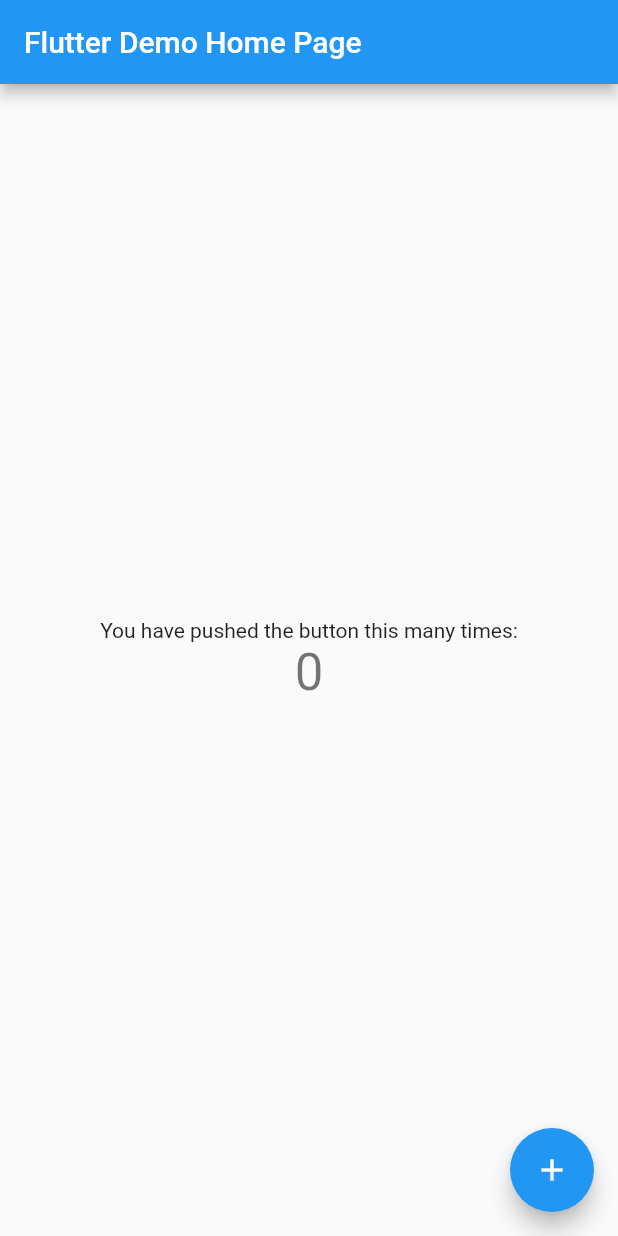
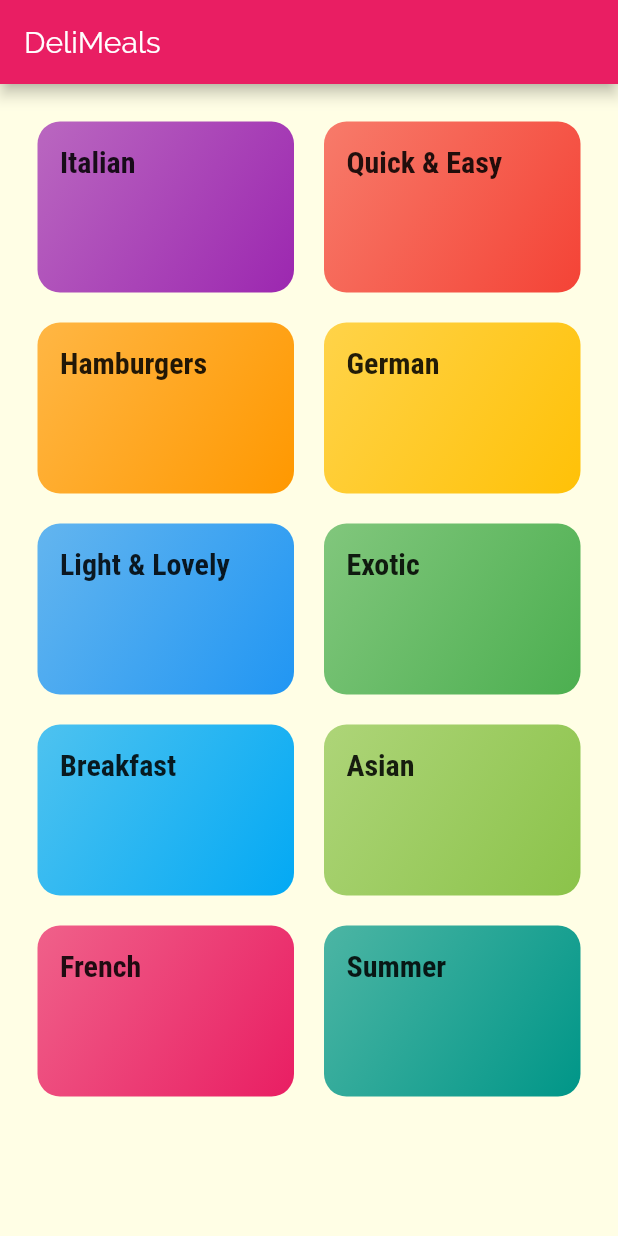
Before and after one commit to py415/deli_meals_flutter, a Flutter app: the screen it shows after launch, on a phone screen of 412 x 824 dp. Run offline on Flutter 3.47's test engine with Material 2 defaults, Android fonts, the phone set to English and light mode, and no system bars.

Commit message:
Add general layout for categories tab

```diff
--- /dev/null
+++ b/lib/categories_screen.dart
@@ -0,0 +1,27 @@
+import 'package:flutter/material.dart';
+
+import 'dummy_data.dart';
+import 'category_item.dart';
+
+class CategoriesScreen extends StatelessWidget {
+  @override
+  Widget build(BuildContext context) {
+    return Scaffold(
+      appBar: AppBar(
+        title: const Text('DeliMeals'),
+      ),
+      body: GridView(
+        padding: const EdgeInsets.all(25),
+        children: DUMMY_CATEGORIES
+            .map((catData) => CategoryItem(catData.title, catData.color))
+            .toList(),
+        gridDelegate: SliverGridDelegateWithMaxCrossAxisExtent(
+          maxCrossAxisExtent: 200,
+          childAspectRatio: 3 / 2,
+          crossAxisSpacing: 20,
+          mainAxisSpacing: 20,
+        ),
+      ),
+    );
+  }
+}
--- /dev/null
+++ b/lib/category_item.dart
@@ -0,0 +1,30 @@
+import 'package:flutter/material.dart';
+
+class CategoryItem extends StatelessWidget {
+  final String title;
+  final Color color;
+
+  CategoryItem(this.title, this.color);
+
+  @override
+  Widget build(BuildContext context) {
+    return Container(
+      padding: const EdgeInsets.all(15),
+      child: Text(
+        title,
+        style: Theme.of(context).textTheme.headline6,
+      ),
+      decoration: BoxDecoration(
+        gradient: LinearGradient(
+          colors: [
+            color.withOpacity(0.7),
+            color,
+          ],
+          begin: Alignment.topLeft,
+          end: Alignment.bottomRight,
+        ),
+        borderRadius: BorderRadius.circular(15),
+      ),
+    );
+  }
+}
--- /dev/null
+++ b/lib/dummy_data.dart
@@ -0,0 +1,56 @@
+import 'package:flutter/material.dart';
+
+import 'models/category.dart';
+
+const DUMMY_CATEGORIES = [
+  Category(
+    id: 'c1',
+    title: 'Italian',
+    color: Colors.purple,
+  ),
+  Category(
+    id: 'c2',
+    title: 'Quick & Easy',
+    color: Colors.red,
+  ),
+  Category(
+    id: 'c3',
+    title: 'Hamburgers',
+    color: Colors.orange,
+  ),
+  Category(
+    id: 'c4',
+    title: 'German',
+    color: Colors.amber,
+  ),
+  Category(
+    id: 'c5',
+    title: 'Light & Lovely',
+    color: Colors.blue,
+  ),
+  Category(
+    id: 'c6',
+    title: 'Exotic',
+    color: Colors.green,
+  ),
+  Category(
+    id: 'c7',
+    title: 'Breakfast',
+    color: Colors.lightBlue,
+  ),
+  Category(
+    id: 'c8',
+    title: 'Asian',
+    color: Colors.lightGreen,
+  ),
+  Category(
+    id: 'c9',
+    title: 'French',
+    color: Colors.pink,
+  ),
+  Category(
+    id: 'c10',
+    title: 'Summer',
+    color: Colors.teal,
+  ),
+];
--- a/lib/main.dart
+++ b/lib/main.dart
@@ -1,117 +1,33 @@
+import 'package:delimeals_flutter/categories_screen.dart';
 import 'package:flutter/material.dart';
 
-void main() {
-  runApp(MyApp());
-}
+void main() => runApp(MyApp());
 
 class MyApp extends StatelessWidget {
-  // This widget is the root of your application.
   @override
   Widget build(BuildContext context) {
     return MaterialApp(
-      title: 'Flutter Demo',
+      title: 'DeliMeals',
       theme: ThemeData(
-        // This is the theme of your application.
-        //
-        // Try running your application with "flutter run". You'll see the
-        // application has a blue toolbar. Then, without quitting the app, try
-        // changing the primarySwatch below to Colors.green and then invoke
-        // "hot reload" (press "r" in the console where you ran "flutter run",
-        // or simply save your changes to "hot reload" in a Flutter IDE).
-        // Notice that the counter didn't reset back to zero; the application
-        // is not restarted.
-        primarySwatch: Colors.blue,
-        // This makes the visual density adapt to the platform that you run
-        // the app on. For desktop platforms, the controls will be smaller and
-        // closer together (more dense) than on mobile platforms.
-        visualDensity: VisualDensity.adaptivePlatformDensity,
+        primarySwatch: Colors.pink,
+        accentColor: Colors.amber,
+        canvasColor: Color.fromRGBO(255, 254, 229, 1),
+        fontFamily: 'Raleway',
+        textTheme: ThemeData.light().textTheme.copyWith(
+              bodyText1: TextStyle(
+                color: Color.fromRGBO(20, 51, 51, 1),
+              ),
+              bodyText2: TextStyle(
+                color: Color.fromRGBO(20, 51, 51, 1),
+              ),
+              headline6: TextStyle(
+                fontSize: 20,
+                fontFamily: 'RobotoCondensed',
+                fontWeight: FontWeight.bold,
+              ),
+            ),
       ),
-      home: MyHomePage(title: 'Flutter Demo Home Page'),
+      home: CategoriesScreen(),
     );
   }
 }
-
-class MyHomePage extends StatefulWidget {
-  MyHomePage({Key key, this.title}) : super(key: key);
-
-  // This widget is the home page of your application. It is stateful, meaning
-  // that it has a State object (defined below) that contains fields that affect
-  // how it looks.
-
-  // This class is the configuration for the state. It holds the values (in this
-  // case the title) provided by the parent (in this case the App widget) and
-  // used by the build method of the State. Fields in a Widget subclass are
-  // always marked "final".
-
-  final String title;
-
-  @override
-  _MyHomePageState createState() => _MyHomePageState();
-}
-
-class _MyHomePageState extends State<MyHomePage> {
-  int _counter = 0;
-
-  void _incrementCounter() {
-    setState(() {
-      // This call to setState tells the Flutter framework that something has
-      // changed in this State, which causes it to rerun the build method below
-      // so that the display can reflect the updated values. If we changed
-      // _counter without calling setState(), then the build method would not be
-      // called again, and so nothing would appear to happen.
-      _counter++;
-    });
-  }
-
-  @override
-  Widget build(BuildContext context) {
-    // This method is rerun every time setState is called, for instance as done
-    // by the _incrementCounter method above.
-    //
-    // The Flutter framework has been optimized to make rerunning build methods
-    // fast, so that you can just rebuild anything that needs updating rather
-    // than having to individually change instances of widgets.
-    return Scaffold(
-      appBar: AppBar(
-        // Here we take the value from the MyHomePage object that was created by
-        // the App.build method, and use it to set our appbar title.
-        title: Text(widget.title),
-      ),
-      body: Center(
-        // Center is a layout widget. It takes a single child and positions it
-        // in the middle of the parent.
-        child: Column(
-          // Column is also a layout widget. It takes a list of children and
-          // arranges them vertically. By default, it sizes itself to fit its
-          // children horizontally, and tries to be as tall as its parent.
-          //
-          // Invoke "debug painting" (press "p" in the console, choose the
-          // "Toggle Debug Paint" action from the Flutter Inspector in Android
-          // Studio, or the "Toggle Debug Paint" command in Visual Studio Code)
-          // to see the wireframe for each widget.
-          //
-          // Column has various properties to control how it sizes itself and
-          // how it positions its children. Here we use mainAxisAlignment to
-          // center the children vertically; the main axis here is the vertical
-          // axis because Columns are vertical (the cross axis would be
-          // horizontal).
-          mainAxisAlignment: MainAxisAlignment.center,
-          children: <Widget>[
-            Text(
-              'You have pushed the button this many times:',
-            ),
-            Text(
-              '$_counter',
-              style: Theme.of(context).textTheme.headline4,
-            ),
-          ],
-        ),
-      ),
-      floatingActionButton: FloatingActionButton(
-        onPressed: _incrementCounter,
-        tooltip: 'Increment',
-        child: Icon(Icons.add),
-      ), // This trailing comma makes auto-formatting nicer for build methods.
-    );
-  }
-}
--- /dev/null
+++ b/lib/models/category.dart
@@ -0,0 +1,13 @@
+import 'package:flutter/material.dart';
+
+class Category {
+  final String id;
+  final String title;
+  final Color color;
+
+  const Category({
+    @required this.id,
+    @required this.title,
+    this.color = Colors.orange,
+  });
+}
```
Also changed, not shown: pubspec.yaml (+17 -11 lines), assets/fonts/Raleway-Black.ttf (added), assets/fonts/Raleway-Bold.ttf (added), assets/fonts/Raleway-Regular.ttf (added), assets/fonts/RobotoCondensed-Bold.ttf (added), assets/fonts/RobotoCondensed-Italic.ttf (added), assets/fonts/RobotoCondensed-Light.ttf (added), assets/fonts/RobotoCondensed-Regular.ttf (added), 1 other file.
